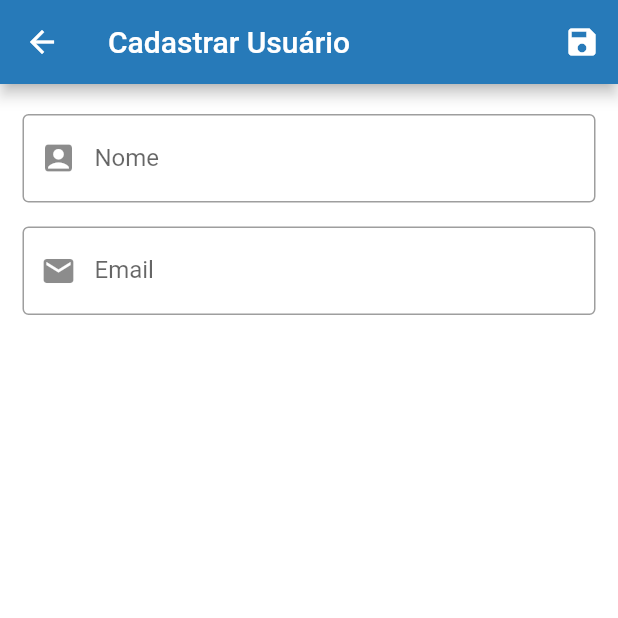
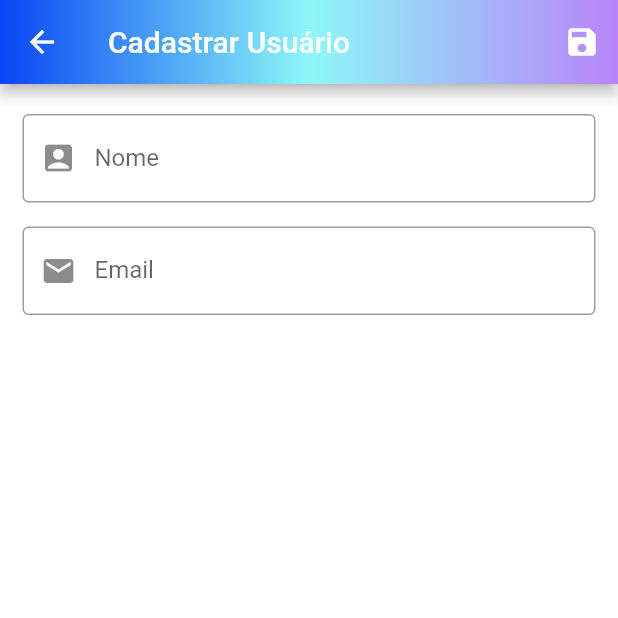
Before and after one commit to fernandocunhapereira/dispositivo2final, a Flutter app: the UsuarioPage screen opened by its route, after a tap on the "person add" icon, on a phone screen of 412 x 824 dp, the top half of it. Run offline on Flutter 3.47's test engine with Material 2 defaults, Android fonts, the phone set to English and light mode, and no system bars; our stand-ins replace date_field, dio; network calls fail; Roboto replaces fonts that are missing (RobotoCondensed).

Commit message:
appBar colorida, projeto finalizado

```diff
--- a/lib/componentes/usuario_form.dart
+++ b/lib/componentes/usuario_form.dart
@@ -26,6 +26,14 @@ class UsuarioForm extends StatelessWidget {
 
     return Scaffold(
       appBar: AppBar(
+        flexibleSpace: Container(
+          decoration: const BoxDecoration(
+            gradient: LinearGradient(
+              begin: Alignment.centerLeft,
+              end: Alignment.centerRight,
+              colors: [Color.fromARGB(255, 7, 70, 243), Color.fromARGB(255, 141, 247, 247), Color.fromARGB(255, 184, 132, 248)]),
+          ),
+        ),
         title: Text(title),
         actions: <Widget>[
           IconButton(
--- a/lib/pages/usuario_page.dart
+++ b/lib/pages/usuario_page.dart
@@ -67,6 +67,14 @@ class _UsuarioPageState extends State<UsuarioPage> {
     final _controller = Provider.of<UsuarioController>(context, listen: false);
     return Scaffold(
       appBar: AppBar(
+        flexibleSpace: Container(
+          decoration: const BoxDecoration(
+            gradient: LinearGradient(
+              begin: Alignment.centerLeft,
+              end: Alignment.centerRight,
+              colors: [Color.fromARGB(255, 7, 70, 243), Color.fromARGB(255, 141, 247, 247), Color.fromARGB(255, 184, 132, 248)]),
+          ),
+        ),
         title: const Text('Usuários'),
         actions: [
           IconButton(
```
Also changed, not shown: lib/pages/home_page.dart (+11 -1 lines), lib/pages/projeto_cadastro_page.dart (+8 -0 lines), lib/pages/projeto_detalhe_page.dart (+8 -0 lines), lib/pages/tarefa_cadastro_page.dart (+8 -0 lines).
